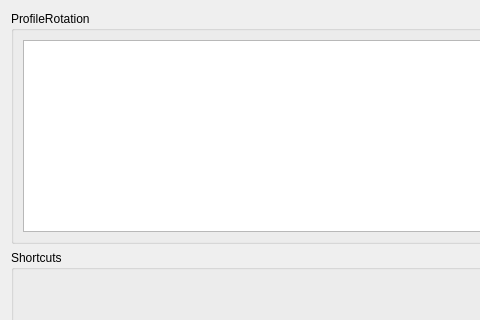
The window that src/kcmodule/generalpagewidget.ui (KDE/wacomtablet) describes before a commit, drawn with Qt 5; both pictures show x 0 to 480 and y 0 to 320 of the 787 by 807 pixel window.
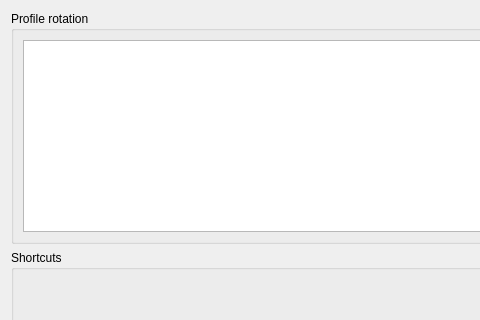
The same window after the commit.

```diff
--- a/src/kcmodule/generalpagewidget.ui
+++ b/src/kcmodule/generalpagewidget.ui
@@ -32,7 +32,7 @@
       </size>
      </property>
      <property name="title">
-      <string>ProfileRotation</string>
+      <string>Profile rotation</string>
      </property>
      <layout class="QHBoxLayout" name="horizontalLayout">
       <item>
```
